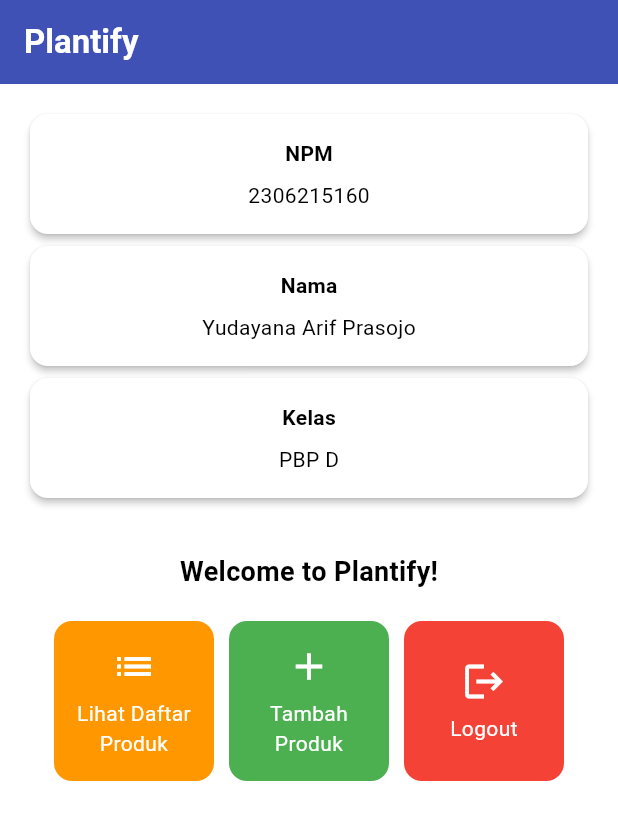
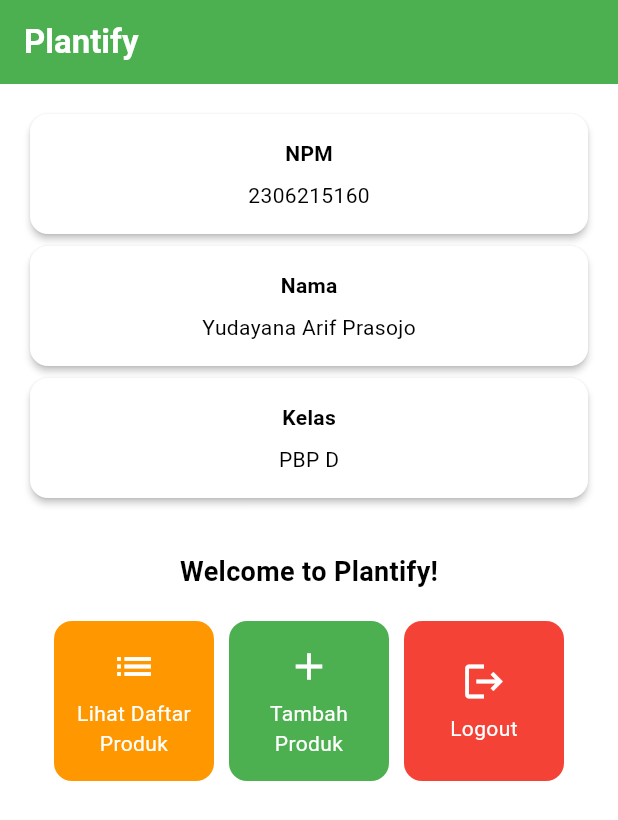
Before and after one commit to ryuun1corn/plantify-mobile, a Flutter app: the screen it shows after launch, on a phone screen of 412 x 824 dp. Shown: the top 820 px of the screen. Run offline on Flutter 3.47's test engine with Material 3 defaults, Android fonts, the phone set to English and light mode, and no system bars.

Commit message:
refactor: change colorscheme from blue to green

```diff
--- a/lib/main.dart
+++ b/lib/main.dart
@@ -15,8 +15,8 @@ class MyApp extends StatelessWidget {
       title: 'Plantify',
       theme: ThemeData(
         colorScheme: ColorScheme.fromSwatch(
-          primarySwatch: Colors.indigo,
-        ).copyWith(secondary: Colors.indigo[400]),
+          primarySwatch: Colors.green,
+        ).copyWith(secondary: Colors.greenAccent),
         useMaterial3: true,
       ),
       home: MyHomePage(),
```
